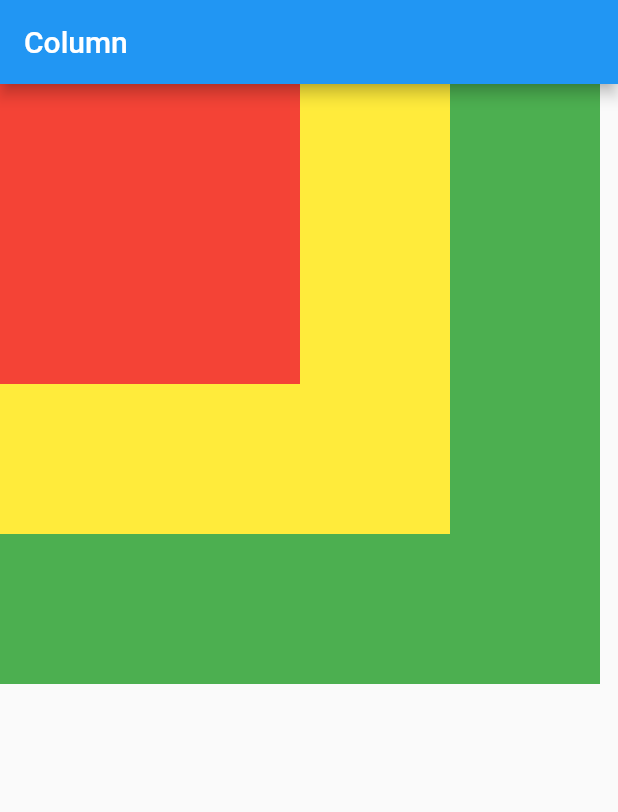
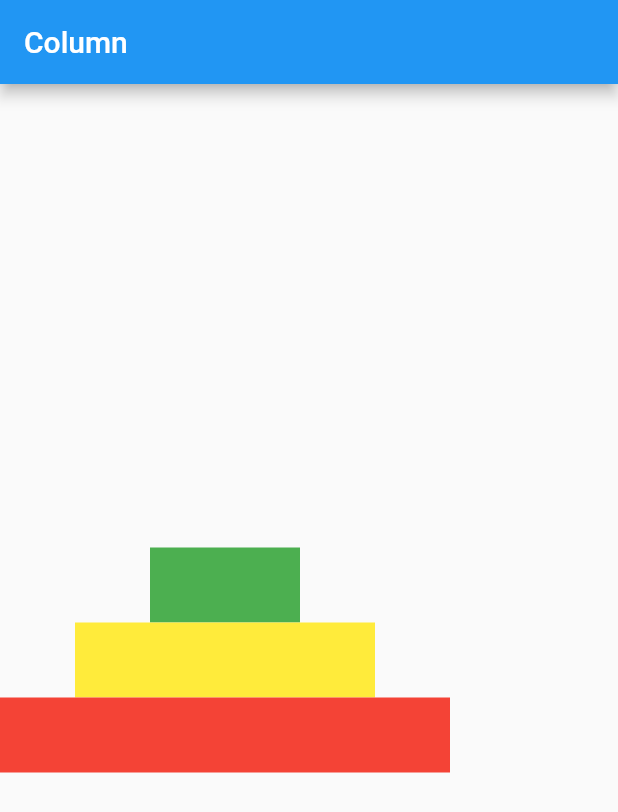
Before and after one commit to agungaldi190701/belajar-flutter-channel-kuldi-project, a Flutter app: the screen it shows after launch, on a phone screen of 412 x 824 dp. Shown: the top 812 px of the screen. Run offline on Flutter 3.47's test engine with Material 2 defaults, Android fonts, the phone set to English and light mode, and no system bars.

Commit message:
visible dan invisible Widget (Column)

```diff
--- a/lib/main.dart
+++ b/lib/main.dart
@@ -62,21 +62,25 @@ class MyApp extends StatelessWidget {
         appBar: AppBar(
           title: Text('Column'),
         ),
-        body: Stack(
+        body: Column(
+          crossAxisAlignment: CrossAxisAlignment
+              .center, // merubah posisi kanan tengah kiri semua kolom
+          mainAxisAlignment: MainAxisAlignment
+              .center, // merubah posisi atas tengah bawah semua kolom
           children: [
             Container(
-              height: 400,
-              width: 400,
+              width: 100,
+              height: 50,
               color: Colors.green,
             ),
             Container(
-              height: 300,
-              width: 300,
+              width: 200,
+              height: 50,
               color: Colors.yellow,
             ),
             Container(
-              height: 200,
-              width: 200,
+              width: 300,
+              height: 50,
               color: Colors.red,
             ),
           ],
```
